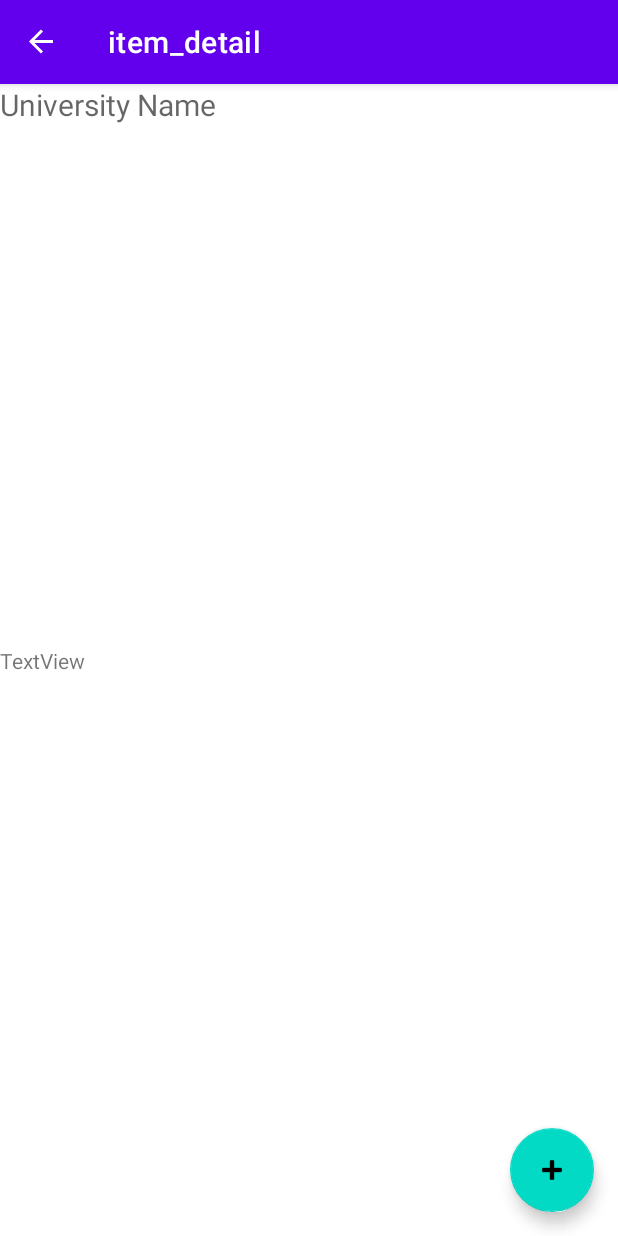
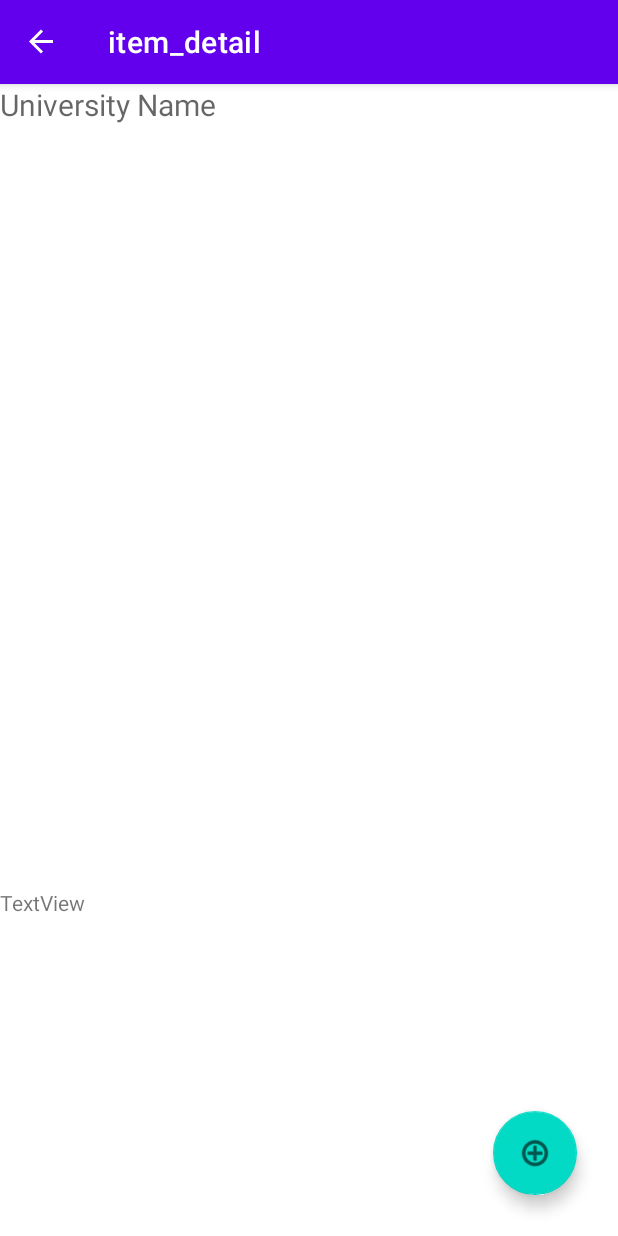
Before and after one commit to Lucas-Calvo/Universities, an Android app: the ItemDetailFragment screen opened through its navigation route, on a phone screen of 412 x 824 dp. Run offline under Robolectric (Android 15) with nearby library versions, the phone set to English and light mode, and no system bars; our stand-ins replace navigation-ui; 2 statements that could not run were skipped.

Commit message:
Tercera actualizacion

```diff
--- a/app/build.gradle
+++ b/app/build.gradle
@@ -40,6 +40,7 @@ dependencies {
     implementation 'androidx.lifecycle:lifecycle-viewmodel-ktx:2.4.1'
     implementation 'androidx.navigation:navigation-fragment:2.4.2'
     implementation 'androidx.navigation:navigation-ui:2.4.2'
+    implementation 'androidx.legacy:legacy-support-v4:1.0.0'
     testImplementation 'junit:junit:4.13.2'
     androidTestImplementation 'androidx.test.ext:junit:1.1.3'
     androidTestImplementation 'androidx.test.espresso:espresso-core:3.4.0'
--- a/app/src/main/java/com/lcs/universities/ItemDetailFragment.java
+++ b/app/src/main/java/com/lcs/universities/ItemDetailFragment.java
@@ -4,7 +4,10 @@ import android.content.ClipData;
 import android.os.Bundle;
 import android.view.DragEvent;
 
+import androidx.annotation.NonNull;
+import androidx.annotation.Nullable;
 import androidx.fragment.app.Fragment;
+import androidx.navigation.Navigation;
 
 import android.view.LayoutInflater;
 import android.view.View;
@@ -12,6 +15,7 @@ import android.view.ViewGroup;
 import android.widget.TextView;
 
 import com.google.android.material.appbar.CollapsingToolbarLayout;
+import com.google.android.material.floatingactionbutton.FloatingActionButton;
 import com.lcs.universities.placeholder.PlaceholderContent;
 import com.lcs.universities.databinding.FragmentItemDetailBinding;
 
@@ -27,28 +31,13 @@ public class ItemDetailFragment extends Fragment {
      * The fragment argument representing the item ID that this fragment
      * represents.
      */
-    public static final String ARG_ITEM_ID = "item_id";
-    public static final String name="university_name";
-    public static final String url="idurltext";
+    public static final String NAME="name";
+    public static final String URL="url";
 
+    private UniversityDetail detail;
 
-    private String mItemName;
-    /**
-     * The placeholder content this fragment is presenting.
-     */
-    private PlaceholderContent.PlaceholderItem mItem;
-    private CollapsingToolbarLayout mToolbarLayout;
-    private TextView mTextView;
+    private FragmentItemDetailBinding binding;
 
-    private final View.OnDragListener dragListener = (v, event) -> {
-        if (event.getAction() == DragEvent.ACTION_DROP) {
-            ClipData.Item clipDataItem = event.getClipData().getItemAt(0);
-            mItem = PlaceholderContent.ITEM_MAP.get(clipDataItem.getText().toString());
-            updateContent();
-        }
-        return true;
-    };
-    private FragmentItemDetailBinding binding;
 
     /**
      * Mandatory empty constructor for the fragment manager to instantiate the
@@ -60,10 +49,29 @@ public class ItemDetailFragment extends Fragment {
     @Override
     public void onCreate(Bundle savedInstanceState) {
         super.onCreate(savedInstanceState);
+        UniversityBd unidb = new UniversityBd(getContext());
 
-        if (getArguments().containsKey(ARG_ITEM_ID)) {
-            mItem = PlaceholderContent.ITEM_MAP.get(getArguments().getString(ARG_ITEM_ID));
+
+
+        TextView txtdescripcion= getActivity().findViewById(R.id.universitydescription);
+        updateContent();
+
+        String name = getArguments().getString(NAME);
+        if(unidb.getUniversity(name).getName()==null){
+            if(name != null){
+                if(detail == null)
+                    detail=new UniversityDetail();
+
+                detail.setName(name);
+                detail.setUrl(getArguments().getString(URL));
+
+            }
+        }else{
+            detail.setName(name);
+            detail.setUrl(getArguments().getString(URL));
+            txtdescripcion.setText(unidb.getUniversity(name).getDescription().toString());
         }
+
     }
 
     @Override
@@ -73,13 +81,21 @@ public class ItemDetailFragment extends Fragment {
         binding = FragmentItemDetailBinding.inflate(inflater, container, false);
         View rootView = binding.getRoot();
 
-        //mToolbarLayout = rootView.findViewById(R.id.toolbar_layout);
-        mTextView = binding.itemDetail;
+        updateContent();
+        binding.botonmas.setOnClickListener(v -> {
+            Bundle arguments = new Bundle();
+            arguments.putString(ItemDetailFragment.NAME, detail.getName());
+            Navigation.findNavController(rootView)
+                    .navigate(R.id.activity_formulario, arguments);
+        });
+        return rootView;
+    }
 
-        // Show the placeholder content as text in a TextView & in the toolbar if available.
-        updateContent();
-        rootView.setOnDragListener(dragListener);
-        return rootView;
+    @Override
+    public void onViewCreated(@NonNull View view, @Nullable Bundle savedInstanceState) {
+        super.onViewCreated(view, savedInstanceState);
+
+
     }
 
     @Override
@@ -89,11 +105,9 @@ public class ItemDetailFragment extends Fragment {
     }
 
     private void updateContent() {
-        if (mItem != null) {
-            mTextView.setText(mItem.details);
-            if (mToolbarLayout != null) {
-                mToolbarLayout.setTitle(mItem.content);
-            }
+        if (detail != null) {
+            binding.universityName.setText(detail.getName());
+            binding.idurltext.setText(detail.getUrl());
         }
     }
 }
--- /dev/null
+++ b/app/src/main/java/com/lcs/universities/UniversityBd.java
@@ -0,0 +1,77 @@
+package com.lcs.universities;
+
+import android.annotation.SuppressLint;
+import android.content.ContentValues;
+import android.content.Context;
+import android.database.Cursor;
+import android.database.sqlite.SQLiteDatabase;
+import android.database.sqlite.SQLiteOpenHelper;
+
+public class UniversityBd extends SQLiteOpenHelper {
+
+    public static final int DATABASE_VERSION = 1;
+    public static final String DATABASE_NAME = "UniversityBd.db";
+    public UniversityBd(Context context){
+        super(context, DATABASE_NAME, null, DATABASE_VERSION);
+    }
+    @Override
+    public void onCreate(SQLiteDatabase sqLiteDatabase) {
+        sqLiteDatabase.execSQL("CREATE TABLE University ("+
+                "NAME TEXT PRIMARY KEY , "+
+                "URL TEXT,"+
+                "IMAGE TEXT,"+
+                "DESCRIPTION TEXT);");
+    }
+
+    @Override
+    public void onUpgrade(SQLiteDatabase sqLiteDatabase, int i, int i1) {
+
+    }
+    public void insertarUniversity(UniversityDetail unidetail){
+
+        SQLiteDatabase db = this.getReadableDatabase();
+        if(db==null){
+            db = this.getWritableDatabase();
+        }
+
+        ContentValues values = new ContentValues();
+
+        values.put("NAME", unidetail.getName());
+        values.put("URL", unidetail.getUrl());
+        values.put("IMAGE", unidetail.getImageUrl());
+        values.put("DESCRIPTION", unidetail.getDescription());
+
+        db.insert("University", null, values);
+    }
+
+    @SuppressLint("Range")
+    public UniversityDetail getUniversity(String nombreuni){
+        UniversityDetail unidetail= new UniversityDetail();
+        SQLiteDatabase db = this.getReadableDatabase();
+
+        Cursor c = db.query(
+                "University",
+                null,
+                "NAME=?",
+                new String[]{nombreuni},
+                null,
+                null,
+                null
+        );
+        while(c.getCount()>0 && c.moveToNext()){
+            unidetail.setName(c.getString(c.getColumnIndex("NAME")));
+            unidetail.setUrl(c.getString(c.getColumnIndex("URL")));
+            unidetail.setImageUrl(c.getString(c.getColumnIndex("IMAGE")));
+            unidetail.setDescription(c.getString(c.getColumnIndex("DESCRIPTION")));
+        }
+        return unidetail;
+    }
+
+    public void eliminarUniversity(String id) {
+        SQLiteDatabase db=this.getWritableDatabase();
+        if(db==null){
+            db = getWritableDatabase();
+        }
+        db.execSQL("DELETE from University where NAME='"+id+"'");
+    }
+}
--- a/app/src/main/java/com/lcs/universities/UniversityDetail.java
+++ b/app/src/main/java/com/lcs/universities/UniversityDetail.java
@@ -11,6 +11,7 @@ public class UniversityDetail {
     private String url;
     private String imageUrl;
     private String description;
+
     public String getName() {
         return name;
     }
--- a/app/src/main/res/layout/fragment_item_detail.xml
+++ b/app/src/main/res/layout/fragment_item_detail.xml
@@ -7,42 +7,65 @@
     android:layout_height="match_parent"
     tools:context=".ItemDetailHostActivity">
 
-    <ScrollView
-        android:id="@+id/scrollView2"
+    <androidx.constraintlayout.widget.ConstraintLayout
+        android:id="@+id/constraintLayout"
         android:layout_width="match_parent"
         android:layout_height="match_parent">
 
-        <LinearLayout
+        <TextView
+            android:id="@+id/university_name"
             android:layout_width="match_parent"
             android:layout_height="wrap_content"
-            android:orientation="vertical">
+            android:hint="University Name"
+            android:textSize="20sp"
+            app:layout_constraintTop_toTopOf="parent"
+            tools:layout_editor_absoluteX="0dp" />
 
-            <TextView
-                android:id="@+id/university_name"
-                android:layout_width="match_parent"
-                android:layout_height="wrap_content"
-                android:hint="University Name"
-                android:textSize="20sp" />
+        <TextView
+            android:id="@+id/idurltext"
+            android:layout_width="match_parent"
+            android:layout_height="wrap_content"
+            android:text="TextView"
+            app:layout_constraintBottom_toBottomOf="parent"
+            app:layout_constraintTop_toBottomOf="@+id/universitydescription"
+            app:layout_constraintVertical_bias="0.176"
+            tools:layout_editor_absoluteX="0dp" />
 
-            <!-- resto de elementos del detalle -->
-        </LinearLayout>
-    </ScrollView>
+        <ImageView
+            android:id="@+id/imagenfondo"
+            android:layout_width="357dp"
+            android:layout_height="217dp"
+            app:layout_constraintBottom_toBottomOf="parent"
+            app:layout_constraintEnd_toEndOf="parent"
+            app:layout_constraintStart_toStartOf="parent"
+            app:layout_constraintTop_toTopOf="parent"
+            app:layout_constraintVertical_bias="0.132"
+            android:contentDescription="@drawable/defaultuniversity"/>
 
-    <com.google.android.material.floatingactionbutton.FloatingActionButton
-        android:id="@+id/fab"
-        android:layout_width="wrap_content"
-        android:layout_height="wrap_content"
-        android:layout_gravity="bottom|end"
-        android:layout_marginEnd="@dimen/fab_margin"
-        android:layout_marginBottom="16dp"
-        app:srcCompat="@android:drawable/ic_input_add"
-        tools:ignore="SpeakableTextPresentCheck" />
+        <TextView
+            android:id="@+id/universitydescription"
+            android:layout_width="357dp"
+            android:layout_height="101dp"
+            app:layout_constraintBottom_toBottomOf="parent"
+            app:layout_constraintEnd_toEndOf="parent"
+            app:layout_constraintStart_toStartOf="parent"
+            app:layout_constraintTop_toTopOf="parent"
+            app:layout_constraintVertical_bias="0.584" />
 
-    <TextView
-        android:id="@+id/idurltext"
-        android:layout_width="match_parent"
-        android:layout_height="wrap_content"
-        android:text="TextView"
-        app:layout_anchor="@+id/scrollView2"
-        app:layout_anchorGravity="center" />
+        <com.google.android.material.floatingactionbutton.FloatingActionButton
+            android:id="@+id/botonmas"
+            android:layout_width="wrap_content"
+            android:layout_height="wrap_content"
+            android:clickable="true"
+            app:layout_constraintBottom_toBottomOf="parent"
+            app:layout_constraintEnd_toEndOf="parent"
+            app:layout_constraintHorizontal_bias="0.923"
+            app:layout_constraintStart_toStartOf="parent"
+            app:layout_constraintTop_toTopOf="parent"
+            app:layout_constraintVertical_bias="0.962"
+            app:srcCompat="@android:drawable/ic_menu_add"
+            tools:ignore="SpeakableTextPresentCheck,SpeakableTextPresentCheck" />
+
+    </androidx.constraintlayout.widget.ConstraintLayout>
+
 </androidx.coordinatorlayout.widget.CoordinatorLayout>
--- a/app/src/main/res/navigation/primary_details_nav_graph.xml
+++ b/app/src/main/res/navigation/primary_details_nav_graph.xml
@@ -22,5 +22,17 @@
             android:name="item_id"
             android:defaultValue=""
             app:argType="string" />
+        <action
+            android:id="@+id/action_item_detail_fragment_to_activity_formulario"
+            app:destination="@id/activity_formulario" />
+    </fragment>
+    <fragment
+        android:id="@+id/activity_formulario"
+        android:name="com.lcs.universities.activity_formulario"
+        android:label="fragment_activity_formulario"
+        tools:layout="@layout/fragment_activity_formulario" >
+        <action
+            android:id="@+id/action_activity_formulario_to_item_list_fragment"
+            app:destination="@id/item_list_fragment" />
     </fragment>
 </navigation>
--- a/app/src/main/res/values/strings.xml
+++ b/app/src/main/res/values/strings.xml
@@ -1,4 +1,6 @@
 <resources>
     <string name="app_name">Universities</string>
     <string name="title_item_detail">Item Detail</string>
+    <!-- TODO: Remove or change this placeholder text -->
+    <string name="hello_blank_fragment">Hello blank fragment</string>
 </resources>
```
Also changed, not shown: app/src/main/java/com/lcs/universities/ItemListFragment.java (+14 -8 lines), app/src/main/java/com/lcs/universities/activity_formulario.java (added, +120 -0 lines), app/src/main/res/drawable/recuadro.xml (added, +15 -0 lines), app/src/main/res/layout/fragment_activity_formulario.xml (added, +86 -0 lines), app/src/main/res/drawable/defaultuniversity.jpg (added).
